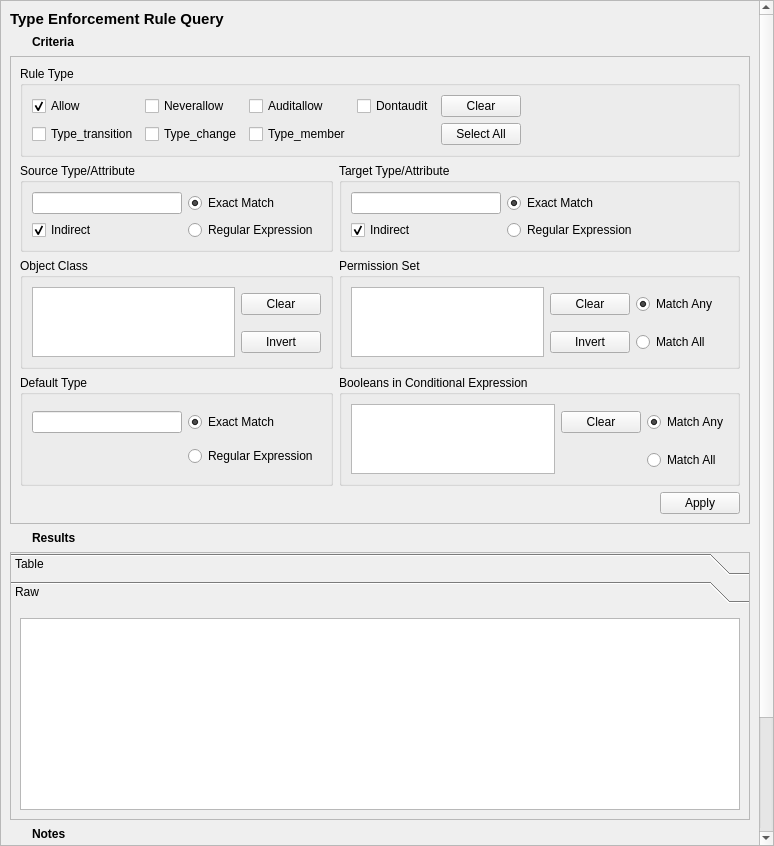
Above: data/terulequery.ui from SELinuxProject/setools before the change. Below: the same form after it.
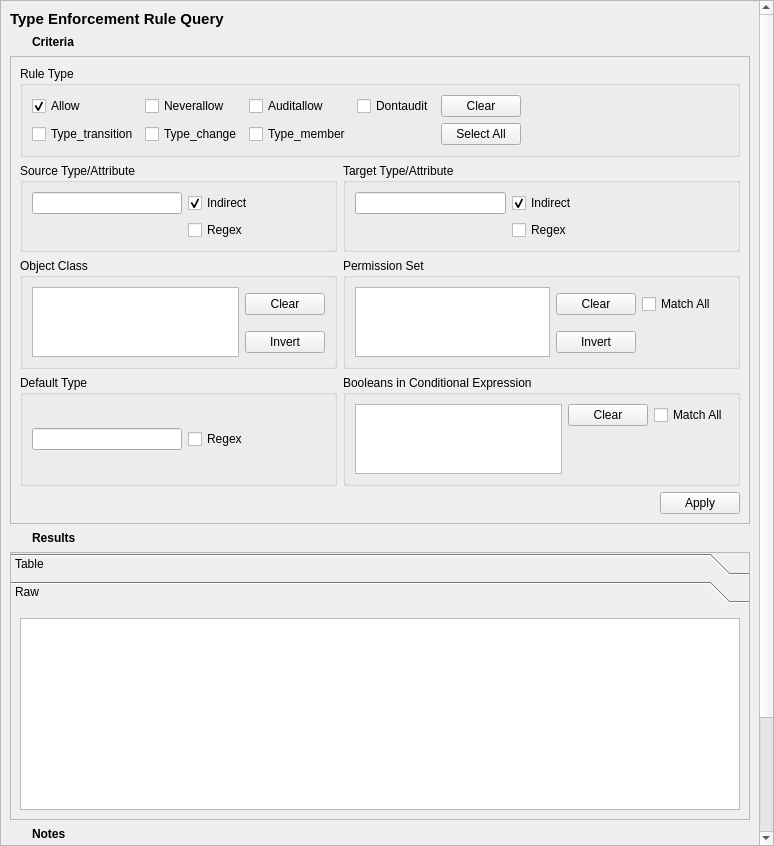
That is the form after the change. The open tabs and pages were chosen to show the change. Icons and pictures are not drawn.

Commit message:
TERuleQueryTab: convert radio buttons to checkboxes.
Keep UI consistent.

```diff
--- a/data/terulequery.ui
+++ b/data/terulequery.ui
@@ -391,23 +391,6 @@
           <string>Target Type/Attribute</string>
          </property>
          <layout class="QGridLayout" name="gridLayout_5">
-          <item row="1" column="2">
-           <widget class="QRadioButton" name="target_regex">
-            <property name="text">
-             <string>Regular Expression</string>
-            </property>
-           </widget>
-          </item>
-          <item row="0" column="2">
-           <widget class="QRadioButton" name="target_exact">
-            <property name="text">
-             <string>Exact Match</string>
-            </property>
-            <property name="checked">
-             <bool>true</bool>
-            </property>
-           </widget>
-          </item>
           <item row="0" column="1">
            <widget class="QLineEdit" name="target">
             <property name="sizePolicy">
@@ -430,7 +413,17 @@
             </property>
            </widget>
           </item>
-          <item row="1" column="1">
+          <item row="1" column="2">
+           <widget class="QCheckBox" name="target_regex">
+            <property name="toolTip">
+             <string>Use regular expressions to match the target type/attribute.</string>
+            </property>
+            <property name="text">
+             <string>Regex</string>
+            </property>
+           </widget>
+          </item>
+          <item row="0" column="2">
            <widget class="QCheckBox" name="target_indirect">
             <property name="toolTip">
              <string>If the rule target is an attribute, indirect will match the criteria against the contents of the attribute, rather than the attribute itself.</string>
@@ -568,45 +561,6 @@
           <string>Default Type</string>
          </property>
          <layout class="QGridLayout" name="gridLayout_4">
-          <item row="1" column="1">
-           <widget class="QRadioButton" name="default_regex">
-            <property name="text">
-             <string>Regular Expression</string>
-            </property>
-           </widget>
-          </item>
-          <item row="0" column="1">
-           <widget class="QRadioButton" name="default_exact">
-            <property name="text">
-             <string>Exact Match</string>
-            </property>
-            <property name="checked">
-             <bool>true</bool>
-            </property>
-           </widget>
-          </item>
-          <item row="0" column="0">
-           <widget class="QLineEdit" name="default_type">
-            <property name="sizePolicy">
-             <sizepolicy hsizetype="Expanding" vsizetype="Fixed">
-              <horstretch>0</horstretch>
-              <verstretch>0</verstretch>
-             </sizepolicy>
-            </property>
-            <property name="minimumSize">
-             <size>
-              <width>150</width>
-              <height>0</height>
-             </size>
-            </property>
-            <property name="maximumSize">
-             <size>
-              <width>250</width>
-              <height>16777215</height>
-             </size>
-            </property>
-           </widget>
-          </item>
           <item row="0" column="2">
            <spacer name="horizontalSpacer_6">
             <property name="orientation">
@@ -620,6 +574,38 @@
             </property>
            </spacer>
           </item>
+          <item row="0" column="0">
+           <widget class="QLineEdit" name="default_type">
+            <property name="sizePolicy">
+             <sizepolicy hsizetype="Expanding" vsizetype="Fixed">
+              <horstretch>0</horstretch>
+              <verstretch>0</verstretch>
+             </sizepolicy>
+            </property>
+            <property name="minimumSize">
+             <size>
+              <width>150</width>
+              <height>0</height>
+             </size>
+            </property>
+            <property name="maximumSize">
+             <size>
+              <width>250</width>
+              <height>16777215</height>
+             </size>
+            </property>
+           </widget>
+          </item>
+          <item row="0" column="1">
+           <widget class="QCheckBox" name="default_regex">
+            <property name="toolTip">
+             <string>Use regular expressions to match the default type.</string>
+            </property>
+            <property name="text">
+             <string>Regex</string>
+            </property>
+           </widget>
+          </item>
          </layout>
         </widget>
        </item>
@@ -629,16 +615,6 @@
           <string>Permission Set</string>
          </property>
          <layout class="QGridLayout" name="gridLayout_6">
-          <item row="1" column="3">
-           <widget class="QRadioButton" name="perms_equal">
-            <property name="toolTip">
-             <string>A matching rule will have all of the selected permissions.</string>
-            </property>
-            <property name="text">
-             <string>Match All</string>
-            </property>
-           </widget>
-          </item>
           <item row="1" column="2">
            <widget class="QPushButton" name="invert_perms">
             <property name="text">
@@ -689,15 +665,12 @@
            </spacer>
           </item>
           <item row="0" column="3">
-           <widget class="QRadioButton" name="perms_any">
+           <widget class="QCheckBox" name="perms_equal">
             <property name="toolTip">
              <string>A matching rule will have at least one of the selected permissions.</string>
             </property>
             <property name="text">
-             <string>Match Any</string>
-            </property>
-            <property name="checked">
-             <bool>true</bool>
+             <string>Match All</string>
             </property>
            </widget>
           </item>
@@ -716,19 +689,6 @@
           <string>Source Type/Attribute</string>
          </property>
          <layout class="QGridLayout" name="gridLayout_2">
-          <item row="1" column="0">
-           <widget class="QCheckBox" name="source_indirect">
-            <property name="toolTip">
-             <string>If the rule source is an attribute, indirect will match the criteria against the contents of the attribute, rather than the attribute itself.</string>
-            </property>
-            <property name="text">
-             <string>Indirect</string>
-            </property>
-            <property name="checked">
-             <bool>true</bool>
-            </property>
-           </widget>
-          </item>
           <item row="0" column="3">
            <spacer name="horizontalSpacer_2">
             <property name="orientation">
@@ -765,16 +725,22 @@
            </widget>
           </item>
           <item row="1" column="1">
-           <widget class="QRadioButton" name="source_regex">
+           <widget class="QCheckBox" name="source_regex">
+            <property name="toolTip">
+             <string>Use regular expressions to match the source type/attribute.</string>
+            </property>
             <property name="text">
-             <string>Regular Expression</string>
+             <string>Regex</string>
             </property>
            </widget>
           </item>
           <item row="0" column="1">
-           <widget class="QRadioButton" name="source_exact">
+           <widget class="QCheckBox" name="source_indirect">
+            <property name="toolTip">
+             <string>If the rule source is an attribute, indirect will match the criteria against the contents of the attribute, rather than the attribute itself.</string>
+            </property>
             <property name="text">
-             <string>Exact Match</string>
+             <string>Indirect</string>
             </property>
             <property name="checked">
              <bool>true</bool>
@@ -811,12 +777,6 @@
               <verstretch>0</verstretch>
              </sizepolicy>
             </property>
-            <property name="minimumSize">
-             <size>
-              <width>0</width>
-              <height>0</height>
-             </size>
-            </property>
             <property name="maximumSize">
              <size>
               <width>250</width>
@@ -876,29 +836,6 @@
             </property>
            </widget>
           </item>
-          <item row="0" column="3">
-           <widget class="QRadioButton" name="bools_any">
-            <property name="toolTip">
-             <string>A matching rule will have at least one of the selected Booleans in its conditional expression..</string>
-            </property>
-            <property name="text">
-             <string>Match Any</string>
-            </property>
-            <property name="checked">
-             <bool>true</bool>
-            </property>
-           </widget>
-          </item>
-          <item row="1" column="3">
-           <widget class="QRadioButton" name="bools_equal">
-            <property name="toolTip">
-             <string>A matching rule will have all of the selected Booleans in its conditional expression..</string>
-            </property>
-            <property name="text">
-             <string>Match All</string>
-            </property>
-           </widget>
-          </item>
           <item row="0" column="2">
            <widget class="QPushButton" name="clear_bools">
             <property name="text">
@@ -919,6 +856,16 @@
             </property>
            </spacer>
           </item>
+          <item row="0" column="3">
+           <widget class="QCheckBox" name="bools_equal">
+            <property name="toolTip">
+             <string>A matching rule will have all of the selected Booleans in its conditional expression..</string>
+            </property>
+            <property name="text">
+             <string>Match All</string>
+            </property>
+           </widget>
+          </item>
          </layout>
         </widget>
        </item>
```
Left out of the diff: 16 changed lines with no effect on the pictures.
